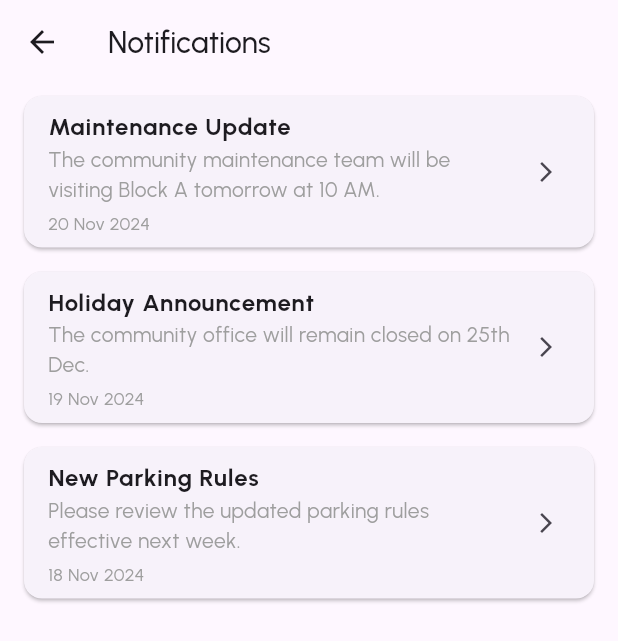
After one commit to HariPrasath-mv/community_app_repo, a Flutter app: the HomePage screen opened directly, after a tap on the "notifications" icon, on a phone screen of 412 x 824 dp. The commit adds this screen. Shown: the top 641 px of the screen. Run offline on Flutter 3.47's test engine with Material 3 defaults, Android fonts, the phone set to English and light mode, and no system bars; our stand-ins replace flutter_svg, photo_view; network calls fail.

Commit message:
new features added

```diff
--- a/lib/pages/consumer_service_page/consumer_service_page.dart
+++ b/lib/pages/consumer_service_page/consumer_service_page.dart
@@ -74,7 +74,7 @@ class ConsumerServicePage extends StatelessWidget {
   Widget build(BuildContext context) {
     return Scaffold(
       appBar: AppBar(
-        title: const Text('Consumer Services'),
+        title: const Text('Services'),
         centerTitle: true,
         backgroundColor: Color(0xFF279AF1),
       ),
@@ -106,7 +106,7 @@ class ConsumerServicePage extends StatelessWidget {
               children: [
                 SvgPicture.asset(
                   service['icon']!,
-                  height: 64,
+                  height: 130,
                   width: 64,
                 ),
                 const SizedBox(height: 8),
--- a/lib/pages/home_page/home_page.dart
+++ b/lib/pages/home_page/home_page.dart
@@ -1,6 +1,8 @@
 import 'dart:async';
 import 'package:flutter/material.dart';
-import '../Profile_page/profile_page.dart'; // Import ProfilePage
+import '../Profile_page/profile_page.dart';
+import 'ads_page.dart';
+import 'notification_page.dart'; // Import ProfilePage
 
 class HomePage extends StatefulWidget {
   const HomePage({super.key});
@@ -18,22 +20,22 @@ class _HomePageState extends State<HomePage>
   final List<Map<String, String>> _ads = [
     {
       'image':
-          'https://unsplash.com/photos/a-woman-holding-a-plate-of-food-GvEqvpX_H4E',
+          'https://images.unsplash.com/photo-1657664072464-e525da1d426e?q=80&w=1974&auto=format&fit=crop&ixlib=rb-4.0.3&ixid=M3wxMjA3fDB8MHxwaG90by1wYWdlfHx8fGVufDB8fHx8fA%3D%3D',
       'text': '50% Off on New Fashion Collection!',
     },
     {
       'image':
-          'https://unsplash.com/photos/a-woman-holding-a-plate-of-food-GvEqvpX_H4E',
+          'https://images.unsplash.com/photo-1595461240565-1f5779bc1d2b?q=80&w=2070&auto=format&fit=crop&ixlib=rb-4.0.3&ixid=M3wxMjA3fDB8MHxwaG90by1wYWdlfHx8fGVufDB8fHx8fA%3D%3D',
       'text': 'Exclusive Deals for Community Members!',
     },
     {
       'image':
-          'https://unsplash.com/photos/a-woman-holding-a-plate-of-food-GvEqvpX_H4E',
-      'text': "Upcoming Yoga Session: Dont Miss Out!",
+          'https://images.unsplash.com/photo-1628336707631-68131ca720c3?q=80&w=2070&auto=format&fit=crop&ixlib=rb-4.0.3&ixid=M3wxMjA3fDB8MHxwaG90by1wYWdlfHx8fGVufDB8fHx8fA%3D%3D',
+      'text': "Upcoming Yoga Session: Don’t Miss Out!",
     },
     {
       'image':
-          'https://unsplash.com/photos/a-woman-holding-a-plate-of-food-GvEqvpX_H4E',
+          'https://images.unsplash.com/photo-1595877786670-393ef0ac0961?q=80&w=2070&auto=format&fit=crop&ixlib=rb-4.0.3&ixid=M3wxMjA3fDB8MHxwaG90by1wYWdlfHx8fGVufDB8fHx8fA%3D%3D',
       'text': 'Join the Gardening Club today!',
     },
   ];
@@ -99,7 +101,7 @@ class _HomePageState extends State<HomePage>
     return Scaffold(
       appBar: AppBar(
         elevation: 0,
-        backgroundColor: const Color(0xFF279AF1),
+        backgroundColor: Colors.white,
         title: const Text(
           'Welcome, User!',
           style: TextStyle(
@@ -110,17 +112,29 @@ class _HomePageState extends State<HomePage>
           ),
         ),
         actions: [
+          IconButton(
+            icon: const Icon(Icons.notifications, color: Colors.black),
+            onPressed: () {
+              // Navigate to NotificationPage
+              Navigator.push(
+                context,
+                MaterialPageRoute(
+                  builder: (context) => const NotificationPage(),
+                ),
+              );
+            },
+          ),
           Padding(
             padding: const EdgeInsets.all(8.0),
             child: GestureDetector(
               onTap: () => _navigateToProfile(context),
               child: const CircleAvatar(
                 backgroundImage: NetworkImage(
-                  'https://unsplash.com/photos/a-woman-holding-a-plate-of-food-GvEqvpX_H4E', // Replace with your image URL
+                  'https://via.placeholder.com/150', // Replace with your image URL
                 ),
               ),
             ),
-          )
+          ),
         ],
       ),
       body: SingleChildScrollView(
@@ -138,12 +152,25 @@ class _HomePageState extends State<HomePage>
                   });
                 },
                 itemBuilder: (context, index) {
-                  return Container(
+                  return GestureDetector(
+                    onTap: () {
+                      // Navigate to AdsPage with the ad details
+                      Navigator.push(
+                        context,
+                        MaterialPageRoute(
+                          builder: (context) => AdsPage(
+                            imageUrl: _ads[index]['image']!,
+                            adText: _ads[index]['text']!,
+                          ),
+                        ),
+                      );
+                    },
+                    child: Container(
                       margin: const EdgeInsets.symmetric(
                           horizontal: 16, vertical: 18),
                       padding: const EdgeInsets.all(16),
                       decoration: BoxDecoration(
-                      color: const Color(0xFFFFF9E4), // Background color
+                        color: const Color(0xFFE4FCFF), // Background color
                         borderRadius: BorderRadius.circular(16),
                         boxShadow: [
                           BoxShadow(
@@ -189,6 +216,7 @@ class _HomePageState extends State<HomePage>
                           ),
                         ],
                       ),
+                    ),
                   );
                 },
               ),
@@ -204,7 +232,7 @@ class _HomePageState extends State<HomePage>
                   width: 8, // Same size for both active and inactive indicators
                   decoration: BoxDecoration(
                     color: _currentAdIndex == index
-                        ? Colors.yellow
+                        ? const Color.fromRGBO(59, 193, 255, 1)
                         : Colors.grey, // Active and inactive colors
                     borderRadius: BorderRadius.circular(4),
                   ),
--- /dev/null
+++ b/lib/pages/home_page/notification_page.dart
@@ -0,0 +1,74 @@
+import 'package:flutter/material.dart';
+
+class NotificationPage extends StatelessWidget {
+  const NotificationPage({super.key});
+
+  @override
+  Widget build(BuildContext context) {
+    // Sample notifications data
+    final List<Map<String, String>> notifications = [
+      {
+        'title': 'Maintenance Update',
+        'description':
+            'The community maintenance team will be visiting Block A tomorrow at 10 AM.',
+        'date': '20 Nov 2024',
+      },
+      {
+        'title': 'Holiday Announcement',
+        'description': 'The community office will remain closed on 25th Dec.',
+        'date': '19 Nov 2024',
+      },
+      {
+        'title': 'New Parking Rules',
+        'description': 'Please review the updated parking rules effective next week.',
+        'date': '18 Nov 2024',
+      },
+    ];
+
+    return Scaffold(
+      appBar: AppBar(
+        title: const Text("Notifications"),
+      ),
+      body: ListView.builder(
+        itemCount: notifications.length,
+        itemBuilder: (context, index) {
+          return Card(
+            margin: const EdgeInsets.symmetric(horizontal: 16, vertical: 8),
+            child: ListTile(
+              title: Text(
+                notifications[index]['title']!,
+                style: const TextStyle(fontWeight: FontWeight.bold),
+              ),
+              subtitle: Column(
+                crossAxisAlignment: CrossAxisAlignment.start,
+                children: [
+                  Text(
+                    notifications[index]['description']!,
+                    maxLines: 2,
+                    overflow: TextOverflow.ellipsis,
+                    style: const TextStyle(color: Colors.grey),
+                  ),
+                  const SizedBox(height: 4),
+                  Text(
+                    notifications[index]['date']!,
+                    style: const TextStyle(fontSize: 12, color: Colors.grey),
+                  ),
+                ],
+              ),
+              trailing: const Icon(Icons.arrow_forward_ios, size: 16),
+              onTap: () {
+                // Handle individual notification tap
+                ScaffoldMessenger.of(context).showSnackBar(
+                  SnackBar(
+                    content: Text(
+                        'Tapped on "${notifications[index]['title']}" notification.'),
+                  ),
+                );
+              },
+            ),
+          );
+        },
+      ),
+    );
+  }
+}
--- a/lib/pages/my_community_page/my_community_page.dart
+++ b/lib/pages/my_community_page/my_community_page.dart
@@ -17,6 +17,8 @@ class MyCommunityPage extends StatelessWidget {
     return Scaffold(
       appBar: AppBar(
         title: Text('My Community'),
+        centerTitle: true,
+        backgroundColor: Color(0xFF279AF1),
       ),
       body: Padding(
         padding: const EdgeInsets.all(16.0),
```
Also changed, not shown: lib/pages/home_page/ads_page.dart (added, +132 -0 lines). Lines whose indentation alone changed are shown as unchanged.
